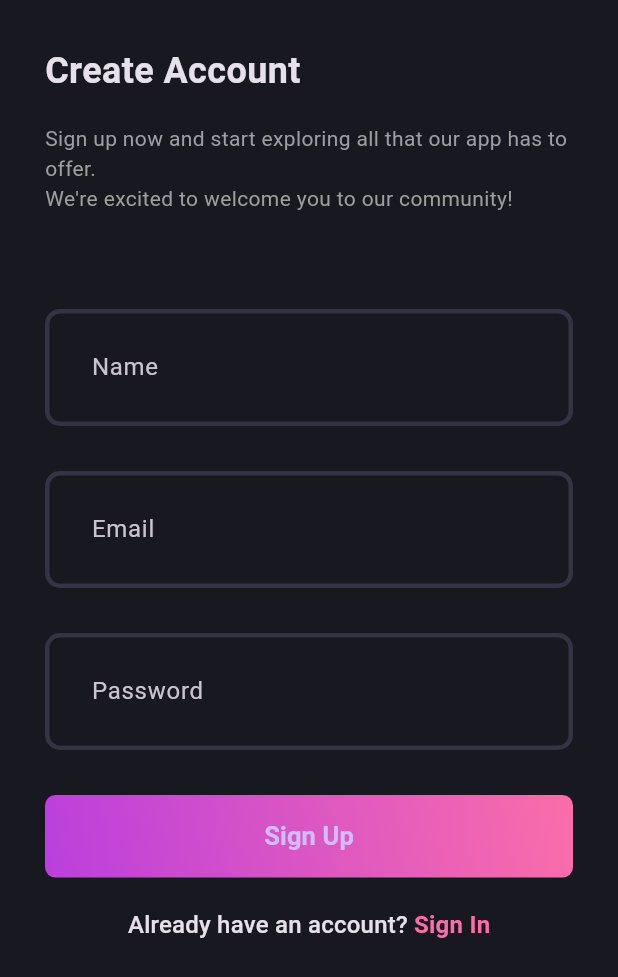
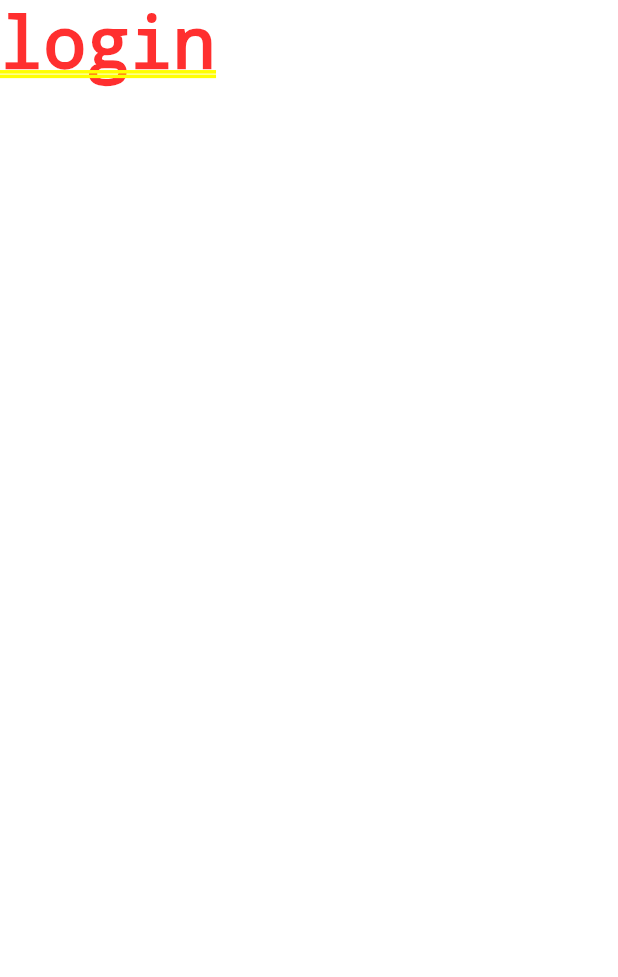
Before and after one commit to shroida/blog_app_clean_architecture, a Flutter app: the screen it shows after launch, after a tap on an icon or button, on a phone screen of 412 x 824 dp. Shown: the top 977 px of the screen. Run offline on Flutter 3.47's test engine with Material 3 defaults, Android fonts, the phone set to English and light mode, and no system bars.

Commit message:
auth field validator

```diff
--- /dev/null
+++ b/lib/features/auth/presentation/pages/login_page.dart
@@ -0,0 +1,10 @@
+import 'package:flutter/material.dart';
+
+class LoginPage extends StatelessWidget {
+  const LoginPage({super.key});
+
+  @override
+  Widget build(BuildContext context) {
+    return Text('login');
+  }
+}
--- a/lib/features/auth/presentation/pages/signup_page.dart
+++ b/lib/features/auth/presentation/pages/signup_page.dart
@@ -1,4 +1,5 @@
 import 'package:blog_clean_architecture/core/theme/app_color.dart';
+import 'package:blog_clean_architecture/features/auth/presentation/pages/login_page.dart';
 import 'package:blog_clean_architecture/features/auth/presentation/widgets/auth_field.dart';
 import 'package:blog_clean_architecture/features/auth/presentation/widgets/auth_gradient_button.dart';
 import 'package:blog_clean_architecture/features/auth/presentation/widgets/header_texts_signup.dart';
@@ -42,7 +43,10 @@ class SignupPage extends StatelessWidget {
                 const SizedBox(height: 20),
                 GestureDetector(
                   onTap: () {
-                    Navigator.push(context, LoginPage.route());
+                    Navigator.pushReplacement(
+                        context,
+                        MaterialPageRoute(
+                            builder: (context) => const LoginPage()));
                   },
                   child: RichText(
                     text: TextSpan(
--- a/lib/features/auth/presentation/widgets/auth_field.dart
+++ b/lib/features/auth/presentation/widgets/auth_field.dart
@@ -8,6 +8,12 @@ class AuthField extends StatelessWidget {
   Widget build(BuildContext context) {
     return TextFormField(
       decoration: InputDecoration(hintText: hinText),
+      validator: (value) {
+        if (value!.isEmpty) {
+          return '$hinText is missing!';
+        }
+        return null;
+      },
     );
   }
 }
```
